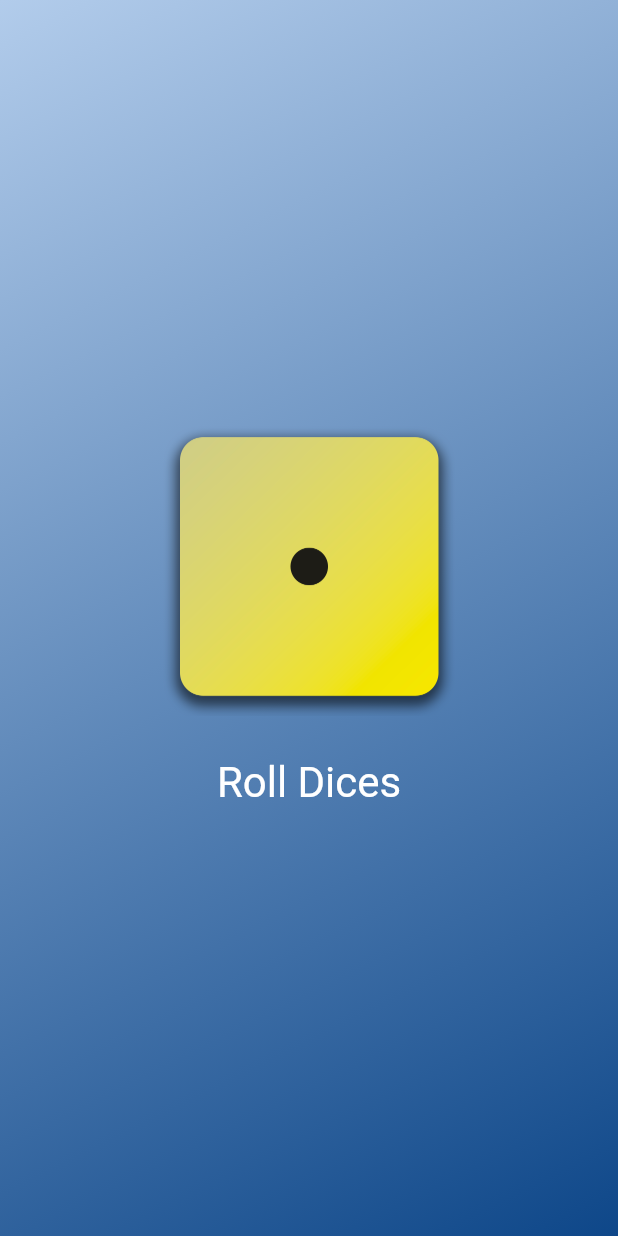
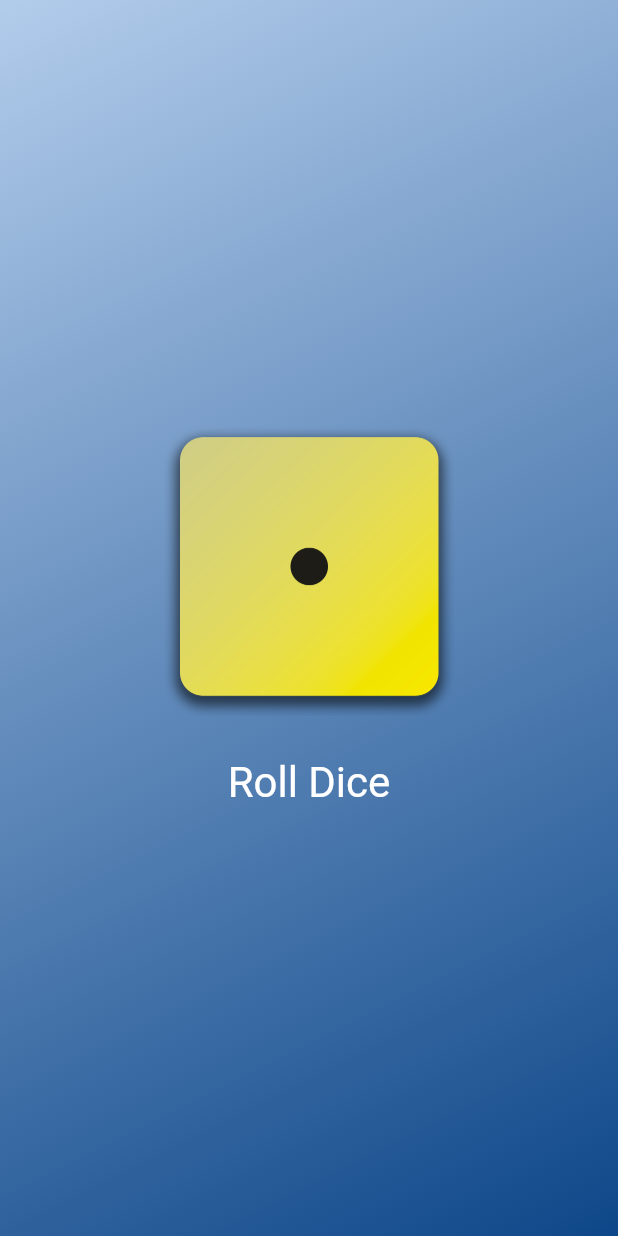
Before and after one commit to mic171997/flutter_first_app, a Flutter app: the screen it shows after launch, on a phone screen of 412 x 824 dp. Run offline on Flutter 3.47's test engine with Material 3 defaults, Android fonts, the phone set to English and light mode, and no system bars.

Commit message:
minor changes

```diff
--- a/lib/dice_roller.dart
+++ b/lib/dice_roller.dart
@@ -33,7 +33,7 @@ class _DiceRollerState extends State<DiceRoller> {
             foregroundColor: Colors.white,
             textStyle: const TextStyle(fontSize: 28),
           ),
-          child: Text('Roll Dices'),
+          child: Text('Roll Dice'),
         ),
       ],
     );
```
